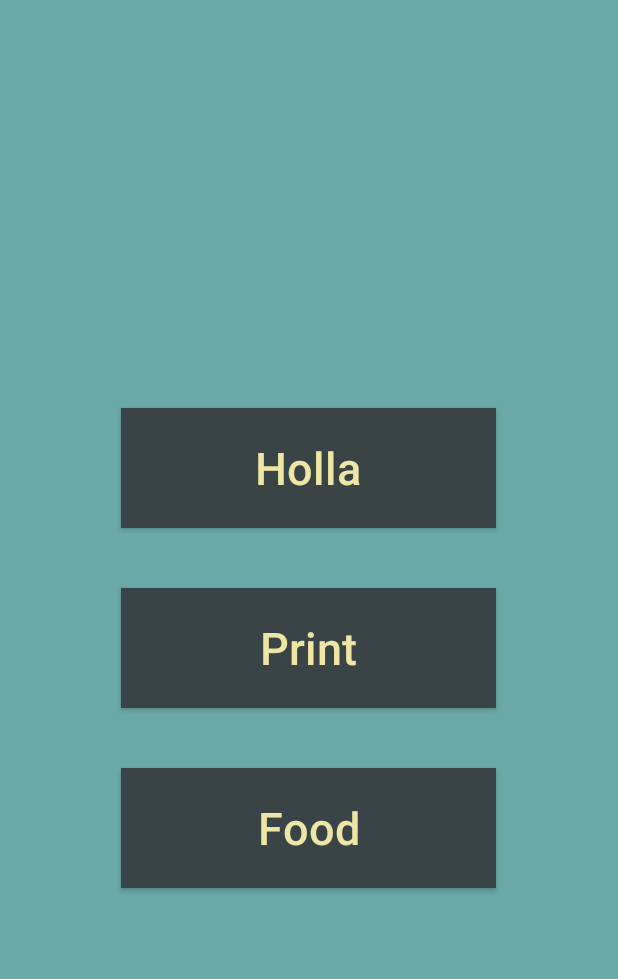
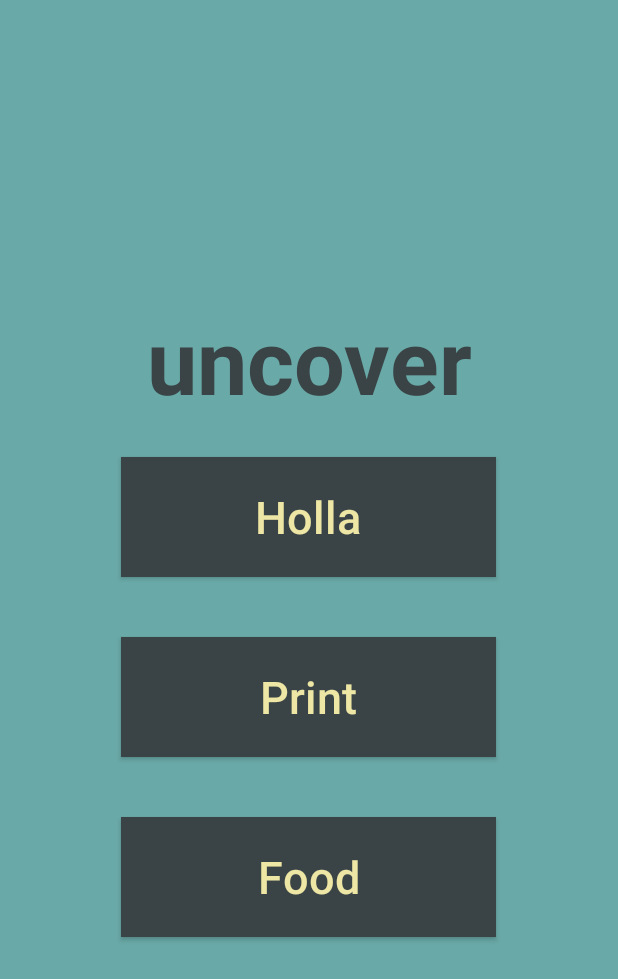
Before and after one commit to qdozaq/Uncover, an Android app: the screen it shows after launch (MainActivity), on a phone screen of 412 x 824 dp. Shown: the top 979 px of the screen. Run offline under Robolectric (Android 15) with nearby library versions, the phone set to English and light mode, and no system bars.

Commit message:
other little things

```diff
--- a/app/src/main/java/com/example/doza/uncover/Food.java
+++ b/app/src/main/java/com/example/doza/uncover/Food.java
@@ -24,6 +24,8 @@ public class Food extends ListActivity {
         super.onCreate(savedInstanceState);
         TwitterAuthConfig authConfig = new TwitterAuthConfig(TWITTER_KEY, TWITTER_SECRET);
         Fabric.with(this, new Twitter(authConfig));
+        setContentView(R.layout.activity_food);
+
         final UserTimeline userTimeline = new UserTimeline.Builder()
                 .screenName("PhreePhood")
                 .build();
@@ -32,7 +34,6 @@ public class Food extends ListActivity {
                 .build();
 
         setListAdapter(adapter);
-//        setContentView(R.layout.activity_food);
 
     }
 }
--- a/app/src/main/res/layout/activity_main.xml
+++ b/app/src/main/res/layout/activity_main.xml
@@ -12,6 +12,17 @@
         android:layout_width="match_parent"
         android:layout_height="match_parent"
         android:orientation="vertical">
+
+        <TextView
+            android:layout_width="match_parent"
+            android:layout_height="wrap_content"
+            android:text="uncover"
+            android:textAlignment="center"
+            android:textColor="@color/colorPrimaryDark"
+            android:textSize="60dp"
+            android:textStyle="bold"
+            android:layout_marginBottom="-15dp"
+            />
 
         <Button
             android:id="@+id/holla"
```
Also changed, not shown: app/src/main/res/layout/activity_food.xml (+18 -15 lines).
